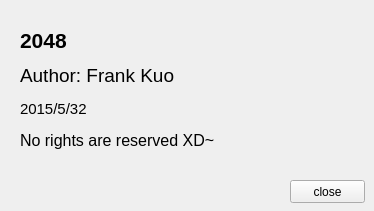
Old version of the form copyrightinformation.ui in the repository F74036344/2048.
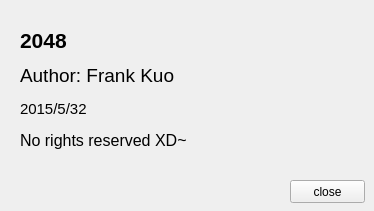
New version of the form.

Diff of the .ui file:
```diff
--- a/copyrightinformation.ui
+++ b/copyrightinformation.ui
@@ -62,7 +62,7 @@
     </rect>
    </property>
    <property name="text">
-    <string>&lt;html&gt;&lt;head/&gt;&lt;body&gt;&lt;p&gt;&lt;span style=&quot; font-size:12pt;&quot;&gt;No rights are reserved XD~&lt;/span&gt;&lt;/p&gt;&lt;/body&gt;&lt;/html&gt;</string>
+    <string>&lt;html&gt;&lt;head/&gt;&lt;body&gt;&lt;p&gt;&lt;span style=&quot; font-size:12pt;&quot;&gt;No rights reserved XD~&lt;/span&gt;&lt;/p&gt;&lt;/body&gt;&lt;/html&gt;</string>
    </property>
   </widget>
   <widget class="QPushButton" name="pushButton">
```
